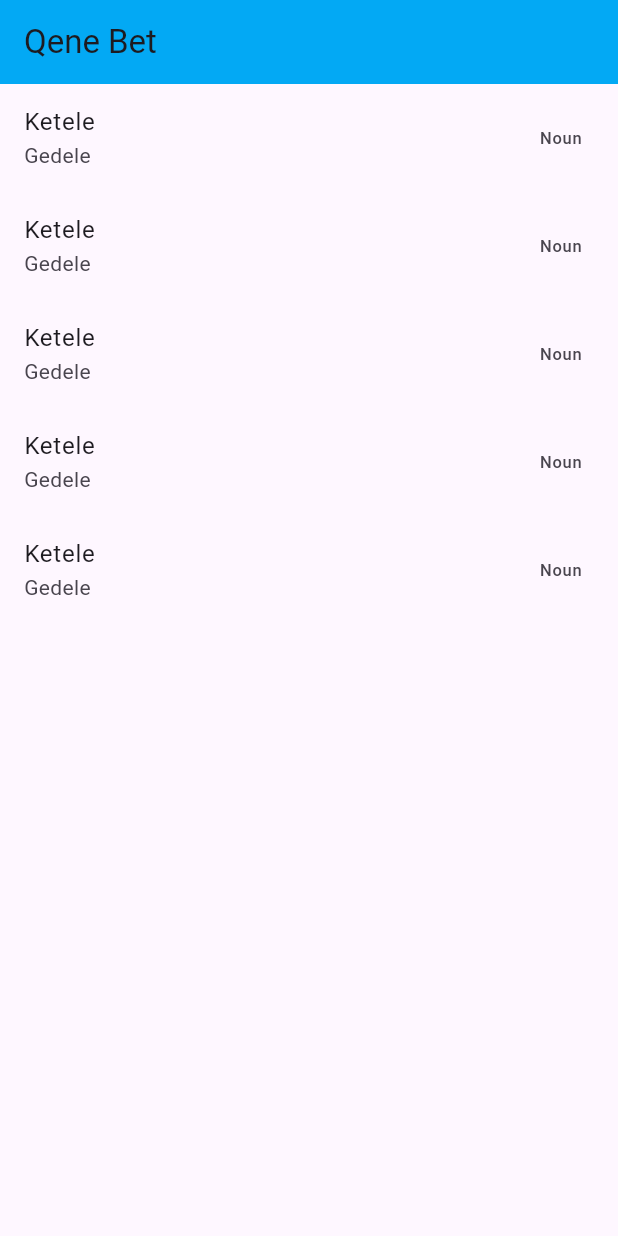
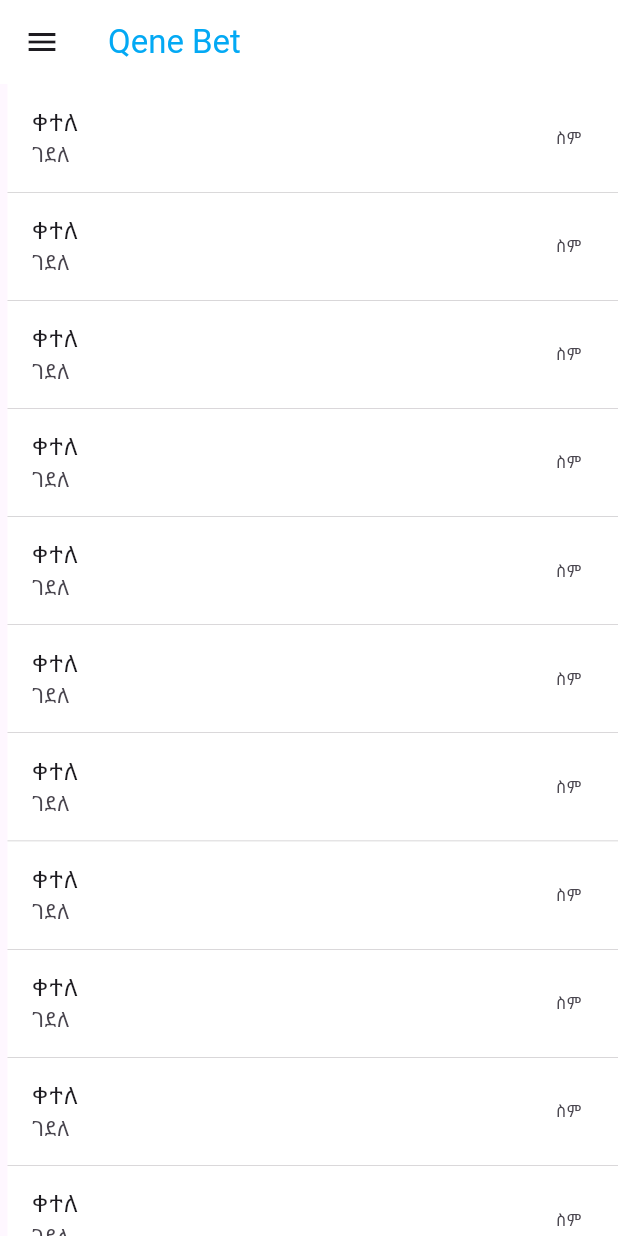
Before and after one commit to Haileamlak/qene_bet, a Flutter app: the screen it shows after launch, on a phone screen of 412 x 824 dp. Run offline on Flutter 3.47's test engine with Material 2 defaults, Android fonts, the light colour scheme and no system bars.

Commit message:
commit qene bet 2

```diff
--- /dev/null
+++ b/lib/assets/words.txt
@@ -0,0 +1,4 @@
+ፈቀደ ፡ ፈቀደ, ግስ, ቀተ
+ቀተለ ፡ ገደለ, ግስ, ቀተ
+ሐልሀ ፡ ወደረ, ግስ, ቀተ
+ሖረ ፡ ሄደ, ግስ, ቀተ
--- a/lib/main.dart
+++ b/lib/main.dart
@@ -45,9 +45,10 @@ class _MyHomePageState extends State<MyHomePage> {
   Widget build(BuildContext context) {
     return Scaffold(
       appBar: AppBar(
-        backgroundColor: Colors.lightBlue,
-        title: Text(widget.title),
+        backgroundColor: Colors.white,
+        title: Text(widget.title,style: const TextStyle(color: Colors.lightBlue),),
       ),
+      drawer: const Drawer(),
       body:const Center(
         child: WordList(),
       )// This trailing comma makes auto-formatting nicer for build methods.
--- a/lib/routes/word_list.dart
+++ b/lib/routes/word_list.dart
@@ -1,19 +1,42 @@
 import 'package:flutter/material.dart';
+import 'package:flutter/services.dart' show rootBundle;
 
-class WordList extends StatelessWidget {
+class WordList extends StatefulWidget {
   const WordList({super.key});
+
+  @override
+  State<WordList> createState() => _WordListState();
+}
+
+
+class _WordListState extends State<WordList> {
+  @override
+  void initState() {
+    super.initState();
+  }
+
+  Future<String> loadAsset() async {
+    return await rootBundle.loadString('assets/my_text.txt');
+  }
+
   @override
   Widget build(BuildContext context) {
     return ListView.builder(
       itemBuilder: (context, index) {
-        return const ListTile(
-          key: Key("key"),
-          title: Text("Ketele"),
-          subtitle: Text("Gedele"),
-          trailing: Text("Noun"),
+        return Container(
+          margin: const EdgeInsets.only(left: 5),
+          decoration: const BoxDecoration(
+              border: Border(bottom: BorderSide(width: 0.1))),
+          child: const ListTile(
+            tileColor: Colors.white,
+            key: Key("key"),
+            title: Text("ቀተለ"),
+            subtitle: Text("ገደለ"),
+            trailing: Text("ስም"),
+          ),
         );
       },
-      itemCount: 5,
+      itemCount: 15,
     );
   }
 }
```
Also changed, not shown: lib/models/verb.dart (added, +15 -0 lines), pubspec.yaml (+7 -3 lines), lib/models/verb.g.dart (added), pubspec.lock.
